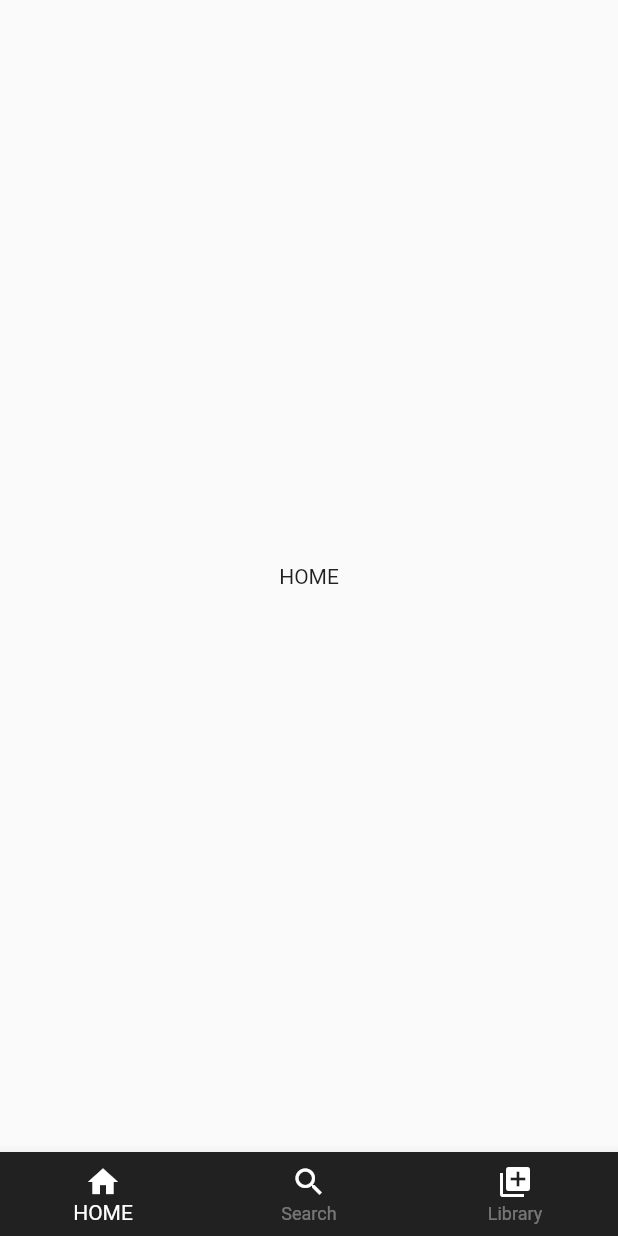
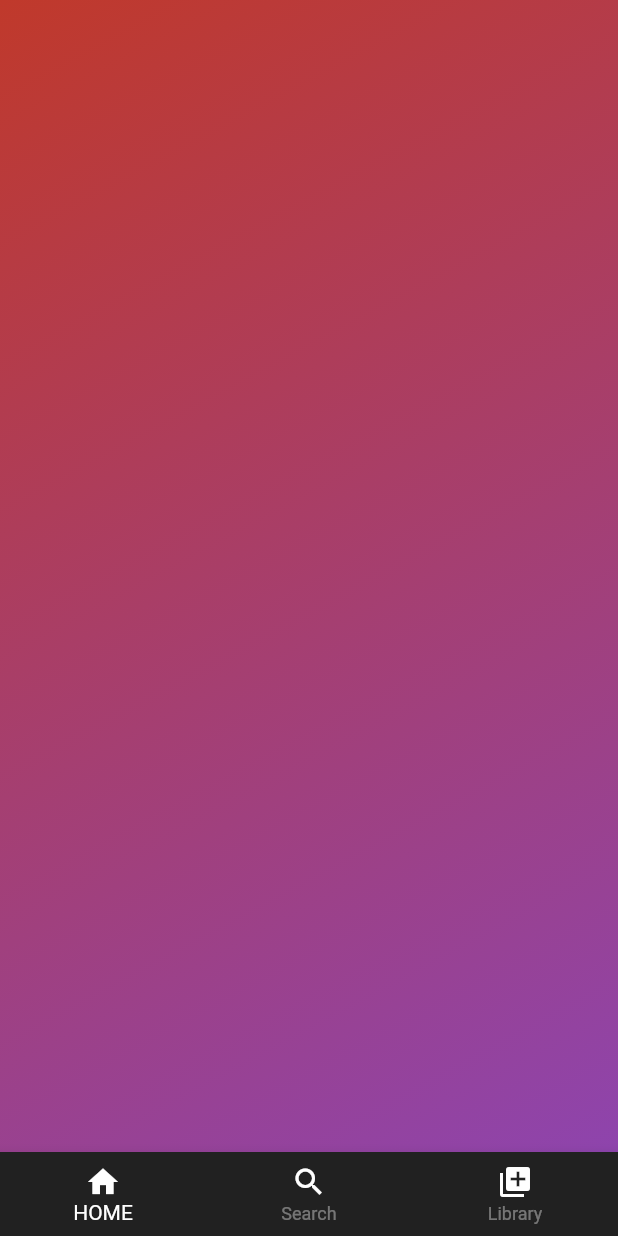
Before and after one commit to Gyan-Ratan/spotify_player_Flutter, a Flutter app: the screen it shows after launch, on a phone screen of 412 x 824 dp. Run offline on Flutter 3.47's test engine with Material 2 defaults, Android fonts, the light colour scheme and no system bars.

Commit message:
Update home.dart

```diff
--- a/lib/screens/home.dart
+++ b/lib/screens/home.dart
@@ -5,11 +5,13 @@ class home extends StatelessWidget {
 
   @override
   Widget build(BuildContext context) {
-    return const MaterialApp(
-      home: Scaffold(
-        body: SafeArea(
-          child: Center(
-            child: Text("HOME"),
+    return SafeArea(
+      child: Container(
+        decoration: const BoxDecoration(
+          gradient: LinearGradient(
+            colors: [Color(0xFFc0392b), Color(0xFF8e44ad)],
+            begin: Alignment.topLeft,
+            end: Alignment.bottomRight,
           ),
         ),
       ),
```
